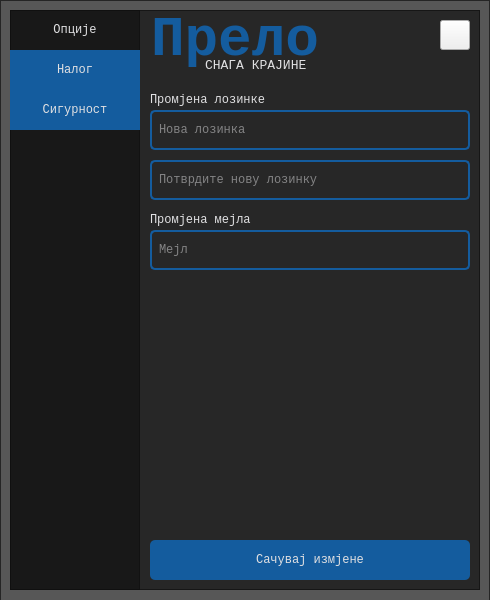
Above: application/ui/ui_settings.ui from nikola-supic/prelo before the change. Below: the same form after it.
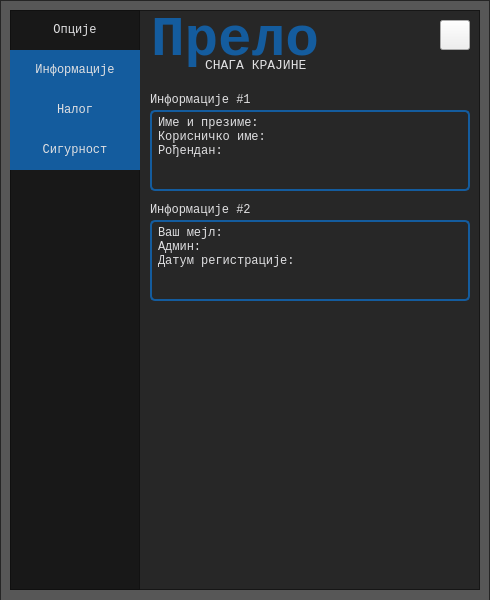
That is the form after the change. Icons and pictures are not drawn.

Commit message: updating settings UI (adding info)

```diff
--- a/application/ui/ui_settings.ui
+++ b/application/ui/ui_settings.ui
@@ -186,7 +186,7 @@
         <property name="geometry">
          <rect>
           <x>0</x>
-          <y>40</y>
+          <y>80</y>
           <width>130</width>
           <height>40</height>
          </rect>
@@ -237,7 +237,7 @@
         <property name="geometry">
          <rect>
           <x>0</x>
-          <y>80</y>
+          <y>120</y>
           <width>130</width>
           <height>40</height>
          </rect>
@@ -257,6 +257,30 @@
          <string>Сигурност</string>
         </property>
        </widget>
+       <widget class="QPushButton" name="btn_song_3">
+        <property name="geometry">
+         <rect>
+          <x>0</x>
+          <y>40</y>
+          <width>130</width>
+          <height>40</height>
+         </rect>
+        </property>
+        <property name="font">
+         <font>
+          <family>Courier New</family>
+          <pointsize>9</pointsize>
+          <weight>50</weight>
+          <bold>false</bold>
+         </font>
+        </property>
+        <property name="styleSheet">
+         <string notr="true"/>
+        </property>
+        <property name="text">
+         <string>Информације</string>
+        </property>
+       </widget>
       </widget>
       <widget class="QStackedWidget" name="stacked_pages">
        <property name="geometry">
@@ -295,8 +319,152 @@
 </string>
        </property>
        <property name="currentIndex">
-        <number>1</number>
+        <number>0</number>
        </property>
+       <widget class="QWidget" name="page_info">
+        <property name="styleSheet">
+         <string notr="true">QPlainTextEdit#info, #info_2 {
+	color: rgb(224,224,226);
+	background-color:rgba(0,0,0,0);
+	border: 2px solid rgb(20,92,158);
+	border-radius: 5px;
+	padding-left: 2px;
+}</string>
+        </property>
+        <widget class="QPlainTextEdit" name="info">
+         <property name="geometry">
+          <rect>
+           <x>10</x>
+           <y>30</y>
+           <width>320</width>
+           <height>81</height>
+          </rect>
+         </property>
+         <property name="font">
+          <font>
+           <family>Courier New</family>
+           <pointsize>9</pointsize>
+          </font>
+         </property>
+         <property name="styleSheet">
+          <string notr="true"/>
+         </property>
+         <property name="verticalScrollBarPolicy">
+          <enum>Qt::ScrollBarAlwaysOff</enum>
+         </property>
+         <property name="horizontalScrollBarPolicy">
+          <enum>Qt::ScrollBarAlwaysOff</enum>
+         </property>
+         <property name="readOnly">
+          <bool>true</bool>
+         </property>
+         <property name="plainText">
+          <string>Име и презиме: 
+Корисничко име: 
+Рођендан: 
+</string>
+         </property>
+         <property name="placeholderText">
+          <string>Унесите поруку...</string>
+         </property>
+        </widget>
+        <widget class="QLabel" name="settings_5">
+         <property name="geometry">
+          <rect>
+           <x>10</x>
+           <y>0</y>
+           <width>320</width>
+           <height>40</height>
+          </rect>
+         </property>
+         <property name="font">
+          <font>
+           <family>Courier New</family>
+           <pointsize>9</pointsize>
+           <weight>50</weight>
+           <bold>false</bold>
+          </font>
+         </property>
+         <property name="styleSheet">
+          <string notr="true">color: rgb(224, 224, 226);</string>
+         </property>
+         <property name="text">
+          <string>Информације #1</string>
+         </property>
+         <property name="alignment">
+          <set>Qt::AlignLeading|Qt::AlignLeft|Qt::AlignVCenter</set>
+         </property>
+        </widget>
+        <widget class="QPlainTextEdit" name="info_2">
+         <property name="geometry">
+          <rect>
+           <x>10</x>
+           <y>140</y>
+           <width>320</width>
+           <height>81</height>
+          </rect>
+         </property>
+         <property name="font">
+          <font>
+           <family>Courier New</family>
+           <pointsize>9</pointsize>
+          </font>
+         </property>
+         <property name="styleSheet">
+          <string notr="true">QPlainTextEdit#input_msg{
+	color: rgb(224,224,226);
+	background-color:rgba(0,0,0,0);
+	border: 2px solid rgb(20,92,158);
+	border-radius: 5px;
+	padding-left: 2px;
+}</string>
+         </property>
+         <property name="verticalScrollBarPolicy">
+          <enum>Qt::ScrollBarAlwaysOff</enum>
+         </property>
+         <property name="horizontalScrollBarPolicy">
+          <enum>Qt::ScrollBarAlwaysOff</enum>
+         </property>
+         <property name="readOnly">
+          <bool>true</bool>
+         </property>
+         <property name="plainText">
+          <string>Ваш мејл: 
+Админ: 
+Датум регистрације: </string>
+         </property>
+         <property name="placeholderText">
+          <string>Унесите поруку...</string>
+         </property>
+        </widget>
+        <widget class="QLabel" name="settings_6">
+         <property name="geometry">
+          <rect>
+           <x>10</x>
+           <y>110</y>
+           <width>320</width>
+           <height>40</height>
+          </rect>
+         </property>
+         <property name="font">
+          <font>
+           <family>Courier New</family>
+           <pointsize>9</pointsize>
+           <weight>50</weight>
+           <bold>false</bold>
+          </font>
+         </property>
+         <property name="styleSheet">
+          <string notr="true">color: rgb(224, 224, 226);</string>
+         </property>
+         <property name="text">
+          <string>Информације #2</string>
+         </property>
+         <property name="alignment">
+          <set>Qt::AlignLeading|Qt::AlignLeft|Qt::AlignVCenter</set>
+         </property>
+        </widget>
+       </widget>
        <widget class="QWidget" name="page_acc">
         <property name="styleSheet">
          <string notr="true"/>
```
The commit also changes 1 other file.
